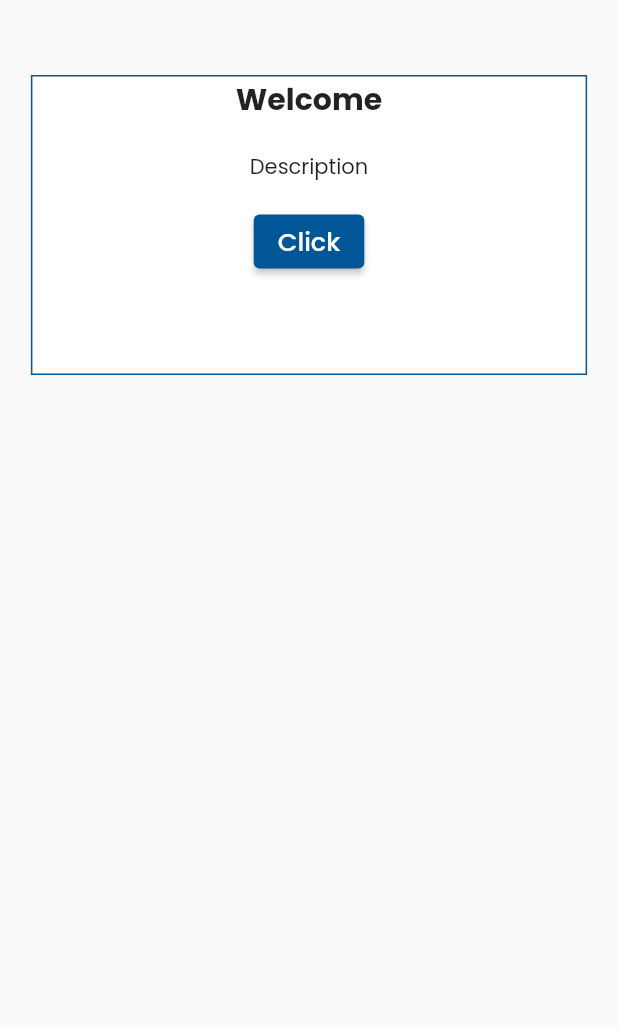
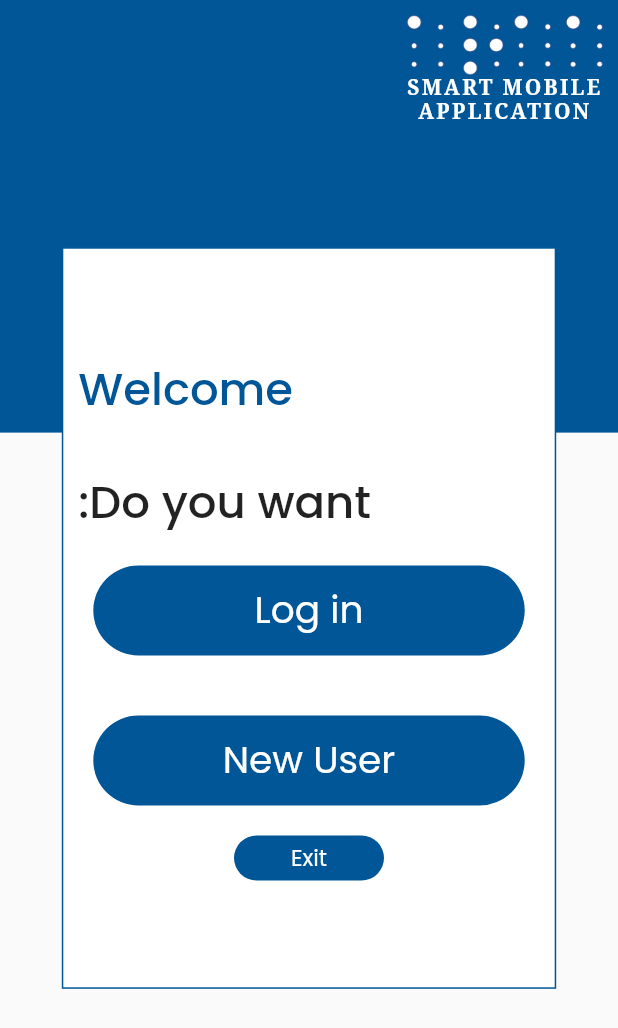
Before and after one commit to Shahzad-Official/ara_smart_app, a Flutter app: the screen it shows after launch, on a phone screen of 412 x 824 dp. Shown: the top 1028 px of the screen. Run offline on Flutter 3.47's test engine with Material 2 defaults, Android fonts, the light colour scheme and no system bars; our stand-ins replace flutter_spinkit, flutter_svg, get, google_fonts.

Commit message:
login screen updated

```diff
--- a/lib/views/register_screens/login.dart
+++ b/lib/views/register_screens/login.dart
@@ -1,7 +1,8 @@
-import 'package:ara_smart_app/constants/app_colors.dart';
-import 'package:ara_smart_app/widgets/app_alert_dialog.dart';
-import 'package:ara_smart_app/widgets/app_text.dart';
 import 'package:flutter/material.dart';
+import 'package:google_fonts/google_fonts.dart';
+
+import '../../constants/app_colors.dart';
+import '../../widgets/app_text.dart';
 
 class Login extends StatelessWidget {
   const Login({Key? key}) : super(key: key);
@@ -12,29 +13,123 @@ class Login extends StatelessWidget {
       color: AppColors.primaryColor,
       child: SafeArea(
         child: Scaffold(
-          body: Column(
+          body: Stack(
             children: [
-              SizedBox(
-                height: 300,
-                child: AppAlertDialog(
-                  actions: ElevatedButton(
-                    onPressed: () {},
-                    child: AppText(
-                      text: "Click",
-                      fontWeight: FontWeight.w500,
-                      fontSize: 17,
+              BackgroundScreen(),
+              Column(
+                mainAxisAlignment: MainAxisAlignment.center,
+                children: [
+                  Align(
+                    alignment: Alignment.topCenter,
+                    child: Container(
+                      height: MediaQuery.of(context).size.height * 0.6,
+                      width: MediaQuery.of(context).size.width * 0.8,
+                      decoration: BoxDecoration(
+                        color: Colors.white,
+                        border: Border.all(
+                          color: AppColors.primaryColor,
+                        ),
+                      ),
+                      child: Column(
+                        mainAxisAlignment: MainAxisAlignment.center,
+                        children: [
+                          Row(
+                            children: [
+                              Padding(
+                                padding: const EdgeInsets.only(
+                                    left: 10.0, right: 10),
+                                child: AppText(
+                                  text: "Welcome",
+                                  fontWeight: FontWeight.w500,
+                                  fontSize: 30,
+                                  color: AppColors.primaryColor,
+                                ),
+                              ),
+                            ],
+                          ),
+                          SizedBox(
+                            height: 30,
+                          ),
+                          Row(
+                            children: [
+                              Padding(
+                                padding: const EdgeInsets.only(
+                                    left: 10.0, right: 10),
+                                child: AppText(
+                                  text: ":Do you want",
+                                  fontWeight: FontWeight.w500,
+                                  fontSize: 30,
+                                ),
+                              ),
+                            ],
+                          ),
+                          Column(
+                            children: [
+                              Padding(
+                                padding: const EdgeInsets.all(20.0),
+                                child: Container(
+                                  height: 60,
+                                  decoration: BoxDecoration(
+                                    color: AppColors.primaryColor,
+                                    borderRadius: BorderRadius.circular(100),
+                                  ),
+                                  child: Row(
+                                    mainAxisAlignment: MainAxisAlignment.center,
+                                    children: [
+                                      AppText(
+                                        text: "Log in",
+                                        color: Colors.white,
+                                        fontSize: 25,
+                                      ),
+                                    ],
+                                  ),
+                                ),
+                              ),
+                              Padding(
+                                padding: const EdgeInsets.all(20.0),
+                                child: Container(
+                                  height: 60,
+                                  decoration: BoxDecoration(
+                                    color: AppColors.primaryColor,
+                                    borderRadius: BorderRadius.circular(100),
+                                  ),
+                                  child: Row(
+                                    mainAxisAlignment: MainAxisAlignment.center,
+                                    children: [
+                                      AppText(
+                                        text: "New User",
+                                        color: Colors.white,
+                                        fontSize: 25,
+                                      ),
+                                    ],
+                                  ),
+                                ),
+                              ),
+                              Container(
+                                height: 30,
+                                width: 100,
+                                decoration: BoxDecoration(
+                                  color: AppColors.primaryColor,
+                                  borderRadius: BorderRadius.circular(100),
+                                ),
+                                child: Row(
+                                  mainAxisAlignment: MainAxisAlignment.center,
+                                  children: [
+                                    AppText(
+                                      text: "Exit",
+                                      color: Colors.white,
+                                      fontSize: 15,
+                                    ),
+                                  ],
+                                ),
+                              ),
+                            ],
+                          ),
+                        ],
+                      ),
                     ),
                   ),
-                  descriptionWidget: AppText(
-                    text: "Description",
-                    fontWeight: FontWeight.w400,
-                  ),
-                  titleWidget: AppText(
-                    text: "Welcome",
-                    fontSize: 20,
-                    fontWeight: FontWeight.w700,
-                  ),
-                ),
+                ],
               ),
             ],
           ),
@@ -43,3 +138,48 @@ class Login extends StatelessWidget {
     );
   }
 }
+
+class BackgroundScreen extends StatelessWidget {
+  const BackgroundScreen({Key? key}) : super(key: key);
+
+  @override
+  Widget build(BuildContext context) {
+    return Container(
+      child: Column(
+        children: [
+          Stack(
+            children: [
+              Container(
+                height: MediaQuery.of(context).size.height * 0.35,
+                color: AppColors.primaryColor,
+              ),
+              Padding(
+                padding: const EdgeInsets.only(right: 10.0, top: 10),
+                child: Align(
+                  alignment: Alignment.topRight,
+                  child: Column(
+                    children: [
+                      SizedBox(
+                        height: 40,
+                        child: Image.asset("assets/dots.png"),
+                      ),
+                      Text(
+                        "SMART MOBILE\nAPPLICATION",
+                        textAlign: TextAlign.center,
+                        style: GoogleFonts.notoSerif(
+                          color: Colors.white,
+                          fontWeight: FontWeight.w600,
+                          letterSpacing: 1.5,
+                        ),
+                      ),
+                    ],
+                  ),
+                ),
+              ),
+            ],
+          ),
+        ],
+      ),
+    );
+  }
+}
```
Also changed, not shown: assets/dots.png (added).
